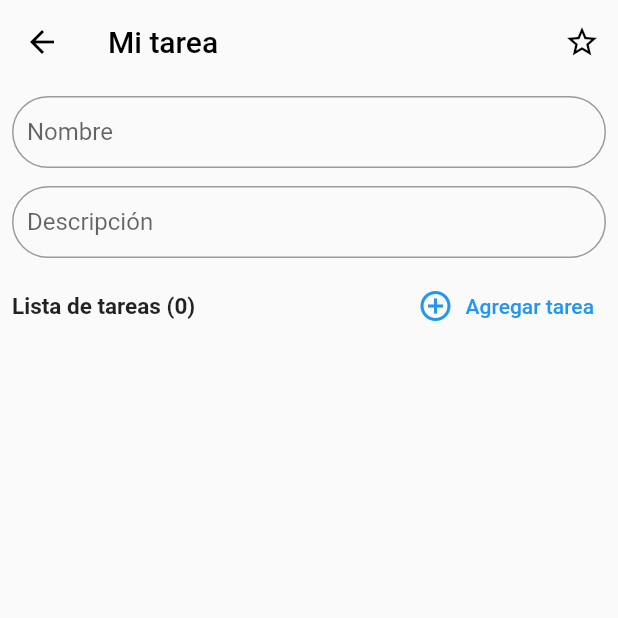
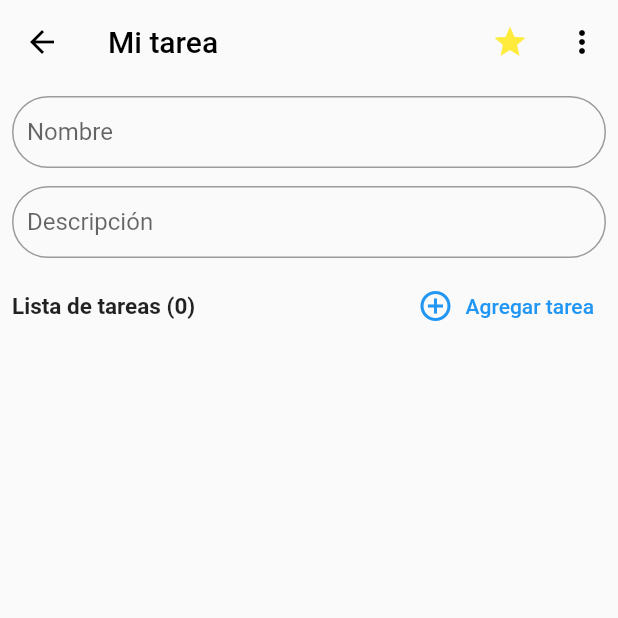
Before and after one commit to george2108/flutter-lubby, a Flutter app: the _BuildPage screen opened directly, after a tap on the "star border" icon, on a phone screen of 412 x 824 dp, the top half of it. Run offline on Flutter 3.47's test engine with Material 2 defaults, Android fonts, the phone set to English and light mode, and no system bars; our stand-ins replace bloc, equatable, flutter_bloc, flutter_colorpicker, local_auth, lottie and 2 more; missing offline and left inert: encrypt, flutter_quill; accounts and stored records are empty.

Commit message:
agregado color, favorite a las listas de tareas

```diff
--- a/lib/db/database_provider.dart
+++ b/lib/db/database_provider.dart
@@ -43,6 +43,7 @@ class DatabaseProvider {
         complete INTEGER DEFAULT 0,
         createdAt TIMESTAMP,
         favorite INTEGER DEFAULT 0,
+        totalItems INTEGER DEFAULT 0,
         percentCompleted INTEGER DEFAULT 0,
         color VARCHAR(10) NOT NULL
       )
--- a/lib/models/todo_model.dart
+++ b/lib/models/todo_model.dart
@@ -1,5 +1,7 @@
 // ignore: todo
 // TODO: AGREGAR favorite, color, totalItems - cantidad de detalles
+
+import 'dart:ui';
 
 class ToDoModel {
   int? id;
@@ -8,6 +10,9 @@ class ToDoModel {
   int complete;
   DateTime? createdAt;
   int percentCompleted;
+  int totalItems;
+  int favorite;
+  Color color;
 
   ToDoModel({
     this.id,
@@ -16,6 +21,9 @@ class ToDoModel {
     required this.complete,
     this.createdAt,
     required this.percentCompleted,
+    required this.totalItems,
+    required this.favorite,
+    required this.color,
   });
 
   ToDoModel copyWith({
@@ -25,6 +33,9 @@ class ToDoModel {
     int? complete,
     DateTime? createdAt,
     int? percentCompleted,
+    int? totalItems,
+    int? favorite,
+    Color? color,
   }) =>
       ToDoModel(
         id: id ?? this.id,
@@ -33,6 +44,9 @@ class ToDoModel {
         complete: complete ?? this.complete,
         createdAt: createdAt ?? this.createdAt,
         percentCompleted: percentCompleted ?? this.percentCompleted,
+        totalItems: totalItems ?? this.totalItems,
+        favorite: favorite ?? this.favorite,
+        color: color ?? this.color,
       );
 
   Map<String, dynamic> toMap() {
@@ -43,7 +57,14 @@ class ToDoModel {
       "description": this.description,
       "createdAt": this.createdAt.toString(),
       "percentCompleted": this.percentCompleted,
+      "totalItems": this.totalItems,
+      "favorite": this.favorite,
+      "color": this.colorToString(),
     });
+  }
+
+  String colorToString() {
+    return this.color.value.toRadixString(16);
   }
 
   factory ToDoModel.fromMap(Map<String, dynamic> json) => ToDoModel(
@@ -53,6 +74,9 @@ class ToDoModel {
         complete: json["complete"],
         createdAt: DateTime.parse(json["createdAt"]),
         percentCompleted: json["percentCompleted"],
+        totalItems: json["totalItems"],
+        favorite: json["favorite"],
+        color: Color(int.parse('0xFF' + json["color"])),
       );
 
   @override
@@ -64,9 +88,16 @@ class ToDoModel {
       complete: ${this.complete},
       createdAt: ${this.createdAt},
       percentCompleted: ${this.percentCompleted},
+      totalItems: ${this.totalItems},
+      favorite: ${this.favorite},
+      color: ${this.color},
     ''';
   }
 }
+
+///
+/// Detalle de las tareas
+///
 
 class ToDoDetailModel {
   int? id;
--- a/lib/pages/todos/todo/bloc/todo_bloc.dart
+++ b/lib/pages/todos/todo/bloc/todo_bloc.dart
@@ -1,6 +1,7 @@
 import 'package:bloc/bloc.dart';
 import 'package:equatable/equatable.dart';
 import 'package:flutter/material.dart';
+import 'package:lubby_app/core/constants/constants.dart';
 import 'package:lubby_app/core/enums/status_crud_enum.dart';
 import 'package:lubby_app/db/database_provider.dart';
 import 'package:lubby_app/models/todo_model.dart';
@@ -23,6 +24,8 @@ class TodoBloc extends Bloc<TodoEvent, TodoState> {
             toDoDescriptionController: TextEditingController(
               text: toDo == null ? '' : toDo.description,
             ),
+            color: toDo?.color ?? DEFAULT_COLOR_PICK,
+            favorite: toDo?.favorite == 1,
           ),
         ) {
     on<TodoCreatedEvent>(this.createTodo);
@@ -40,6 +43,10 @@ class TodoBloc extends Bloc<TodoEvent, TodoState> {
     on<TodoEditDetailEvent>(this.editDetail);
 
     on<TodoGetDetailsByTodoIdEvent>(this.getDetails);
+
+    on<TodoChangeColorEvent>(this.changeColor);
+
+    on<TodoMarkFavoriteEvent>(this.markTodoFavorite);
   }
 
   getDetails(
@@ -57,11 +64,14 @@ class TodoBloc extends Bloc<TodoEvent, TodoState> {
   updateTodo(TodoUpdatedEvent event, Emitter<TodoState> emit) async {
     emit(state.copyWith(loading: true));
 
+    try {
       final newTodo = state.toDo!.copyWith(
         title: state.toDoTitleController.text,
         description: state.toDoDescriptionController.text,
         complete: this.checkCompleted() ? 1 : 0,
         percentCompleted: this.checkPercentCompeted(),
+        color: state.color,
+        favorite: state.favorite ? 1 : 0,
       );
       // actualizar la lista de tareas que retorna los nuevos detalles
       final nuevosDetalles = await DatabaseProvider.db.updateTodo(
@@ -74,17 +84,28 @@ class TodoBloc extends Bloc<TodoEvent, TodoState> {
         loading: false,
         toDoDetails: nuevosDetalles,
       ));
+    } catch (e) {
+      print(e);
+      emit(state.copyWith(
+        status: StatusCrudEnum.error,
+        loading: false,
+      ));
+    }
   }
 
   createTodo(TodoCreatedEvent event, Emitter<TodoState> emit) async {
     emit(state.copyWith(loading: true));
 
+    try {
       final ToDoModel todoSave = ToDoModel(
         title: state.toDoTitleController.text,
         description: state.toDoDescriptionController.text,
         createdAt: DateTime.now(),
         complete: this.checkCompleted() ? 1 : 0,
         percentCompleted: this.checkPercentCompeted(),
+        color: state.color,
+        favorite: state.favorite ? 1 : 0,
+        totalItems: 1,
       );
       final todoId = await DatabaseProvider.db.addNewToDo(todoSave);
       for (var i = 0; i < state.toDoDetails.length; i++) {
@@ -97,6 +118,13 @@ class TodoBloc extends Bloc<TodoEvent, TodoState> {
         status: StatusCrudEnum.created,
         loading: false,
       ));
+    } catch (e) {
+      print(e);
+      emit(state.copyWith(
+        status: StatusCrudEnum.error,
+        loading: false,
+      ));
+    }
   }
 
   addTask(TodoAddTaskEvent event, Emitter<TodoState> emit) {
@@ -168,10 +196,24 @@ class TodoBloc extends Bloc<TodoEvent, TodoState> {
         : 0;
   }
 
+  changeColor(
+    TodoChangeColorEvent event,
+    Emitter<TodoState> emit,
+  ) {
+    emit(state.copyWith(color: event.color));
+  }
+
   @override
   Future<void> close() async {
     state.toDoDescriptionController.dispose();
     state.toDoTitleController.dispose();
     return super.close();
   }
+
+  markTodoFavorite(
+    TodoMarkFavoriteEvent event,
+    Emitter<TodoState> emit,
+  ) {
+    emit(state.copyWith(favorite: !state.favorite));
   }
+}
--- a/lib/pages/todos/todo/bloc/todo_event.dart
+++ b/lib/pages/todos/todo/bloc/todo_event.dart
@@ -93,3 +93,17 @@ class TodoGetDetailsByTodoIdEvent extends TodoEvent {
   @override
   List<Object?> get props => [todoId];
 }
+
+class TodoChangeColorEvent extends TodoEvent {
+  final Color color;
+
+  TodoChangeColorEvent(this.color);
+
+  @override
+  List<Object?> get props => [color];
+}
+
+class TodoMarkFavoriteEvent extends TodoEvent {
+  @override
+  List<Object?> get props => [];
+}
--- a/lib/pages/todos/todo/bloc/todo_state.dart
+++ b/lib/pages/todos/todo/bloc/todo_state.dart
@@ -3,6 +3,8 @@ part of 'todo_bloc.dart';
 class TodoState extends Equatable {
   final ToDoModel? toDo;
   final List<ToDoDetailModel> toDoDetails;
+  final Color color;
+  final bool favorite;
 
   final bool loading;
   final bool editing;
@@ -16,6 +18,8 @@ class TodoState extends Equatable {
     required this.formKey,
     required this.toDoTitleController,
     required this.toDoDescriptionController,
+    required this.color,
+    required this.favorite,
     this.loading = false,
     this.toDo,
     this.toDoDetails = const [],
@@ -26,6 +30,8 @@ class TodoState extends Equatable {
     List<ToDoDetailModel>? toDoDetails,
     bool? loading,
     StatusCrudEnum? status,
+    Color? color,
+    bool? favorite,
   }) =>
       TodoState(
         toDo: this.toDo,
@@ -36,6 +42,8 @@ class TodoState extends Equatable {
         toDoTitleController: this.toDoTitleController,
         toDoDescriptionController: this.toDoDescriptionController,
         status: status ?? this.status,
+        color: color ?? this.color,
+        favorite: favorite ?? this.favorite,
       );
 
   @override
@@ -48,5 +56,7 @@ class TodoState extends Equatable {
         toDoTitleController,
         toDoDescriptionController,
         status,
+        color,
+        favorite,
       ];
 }
```
Also changed, not shown: lib/pages/todos/todo/todo_page.dart (+69 -3 lines), lib/pages/todos/todos/widgets/todos_detail_card_widget.dart (+8 -1 lines). Lines whose indentation alone changed are shown as unchanged.
